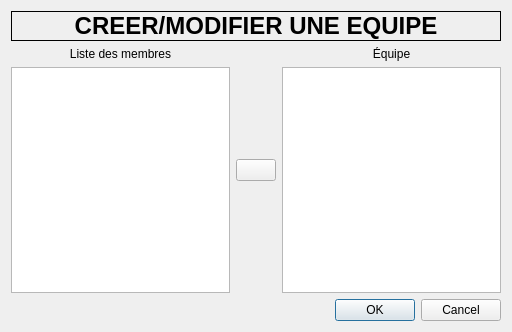
This is TeamWindow.ui in arabine/tanca as Qt 5 draws it before an edit. The edited form follows.
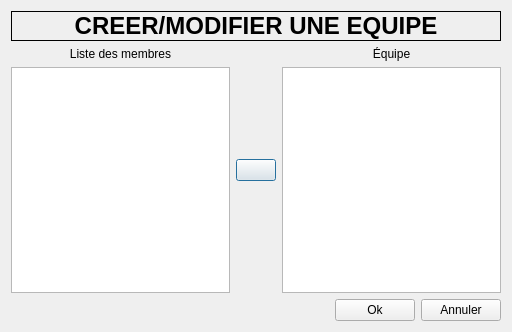
This is the edited form. Icons and pictures are not drawn.

```diff
--- a/TeamWindow.ui
+++ b/TeamWindow.ui
@@ -101,14 +101,35 @@
     </layout>
    </item>
    <item>
-    <widget class="QDialogButtonBox" name="buttonBox">
-     <property name="orientation">
-      <enum>Qt::Horizontal</enum>
-     </property>
-     <property name="standardButtons">
-      <set>QDialogButtonBox::Cancel|QDialogButtonBox::Ok</set>
-     </property>
-    </widget>
+    <layout class="QHBoxLayout" name="horizontalLayout_2">
+     <item>
+      <spacer name="horizontalSpacer">
+       <property name="orientation">
+        <enum>Qt::Horizontal</enum>
+       </property>
+       <property name="sizeHint" stdset="0">
+        <size>
+         <width>40</width>
+         <height>20</height>
+        </size>
+       </property>
+      </spacer>
+     </item>
+     <item>
+      <widget class="QPushButton" name="buttonOk">
+       <property name="text">
+        <string>Ok</string>
+       </property>
+      </widget>
+     </item>
+     <item>
+      <widget class="QPushButton" name="buttonCancel">
+       <property name="text">
+        <string>Annuler</string>
+       </property>
+      </widget>
+     </item>
+    </layout>
    </item>
   </layout>
  </widget>
```
Left out of the diff: 37 changed lines with no effect on the pictures.
